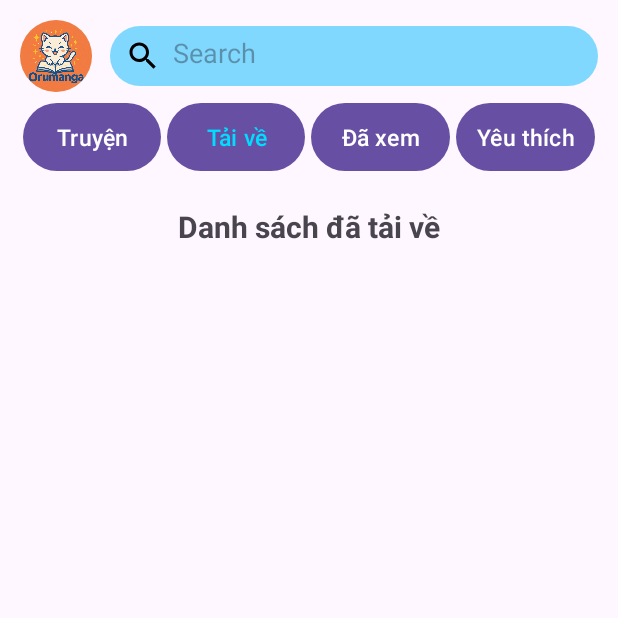
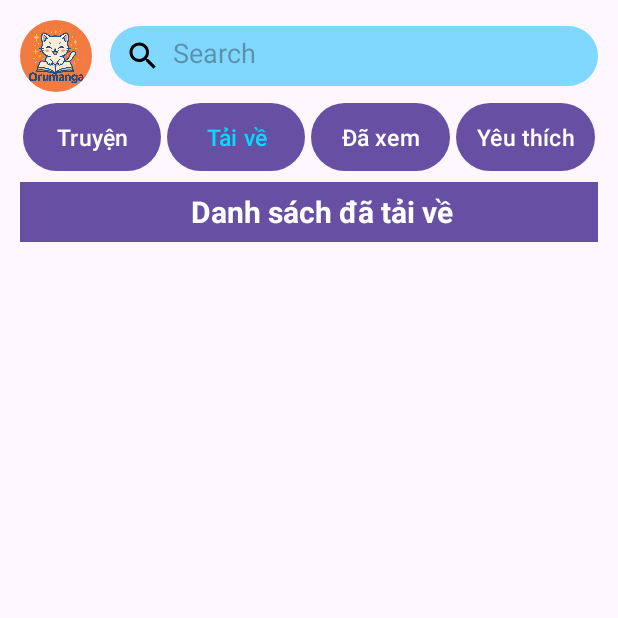
Before and after one commit to anhkiet-dao/Project, an Android app: the screen it shows after launch once a user with an empty profile is signed in (MyList), after a tap on "Tải về", on a phone screen of 412 x 824 dp, the top half of it. Run offline under Robolectric (Android 15) with nearby library versions, the light colour scheme and no system bars; our stand-ins replace Firebase (no records; nobody signed in at launch, a user with empty details on screens opened directly); pictures from the network do not load.

Commit message:
update 20/11/2025

```diff
--- a/app/src/main/res/layout/activity_downloaded_list.xml
+++ b/app/src/main/res/layout/activity_downloaded_list.xml
@@ -1,20 +1,28 @@
 <?xml version="1.0" encoding="utf-8"?>
-<LinearLayout
-    xmlns:android="http://schemas.android.com/apk/res/android"
+<LinearLayout xmlns:android="http://schemas.android.com/apk/res/android"
+    xmlns:app="http://schemas.android.com/apk/res-auto"
     android:orientation="vertical"
     android:layout_width="match_parent"
-    android:layout_height="match_parent"
-    android:padding="16dp">
+    android:layout_height="match_parent">
 
-    <TextView
-        android:id="@+id/txtDownloadedTitle"
-        android:layout_width="wrap_content"
-        android:layout_height="wrap_content"
-        android:text="Danh sách đã tải về"
-        android:textSize="20sp"
-        android:textStyle="bold"
-        android:layout_gravity="center_horizontal"
-        android:paddingBottom="16dp"/>
+    <com.google.android.material.appbar.MaterialToolbar
+        android:id="@+id/toolbar"
+        android:layout_width="match_parent"
+        android:layout_height="40dp"
+        android:background="?attr/colorPrimary"
+        app:titleTextColor="@android:color/white"
+        app:popupTheme="@style/ThemeOverlay.MaterialComponents.Light" >
+
+        <TextView
+            android:layout_width="match_parent"
+            android:layout_height="wrap_content"
+            android:text="Danh sách đã tải về"
+            android:gravity="center"
+            android:textSize="20sp"
+            android:textStyle="bold"
+            android:textColor="@color/white" />
+
+    </com.google.android.material.appbar.MaterialToolbar>
 
     <androidx.recyclerview.widget.RecyclerView
         android:id="@+id/rvDownloadedPdfs"
--- a/app/src/main/res/layout/activity_list.xml
+++ b/app/src/main/res/layout/activity_list.xml
@@ -4,8 +4,7 @@
     xmlns:app="http://schemas.android.com/apk/res-auto"
     android:layout_width="match_parent"
     android:layout_height="match_parent"
-    android:background="#F5F5F5"
-    tools:context=".Story.ListActivity">
+    android:background="#F5F5F5">
 
     <com.google.android.material.appbar.MaterialToolbar
         android:id="@+id/toolbar"
```
Also changed, not shown: app/src/main/java/com/example/do_an/application/DownloadManager.java (+11 -8 lines), app/src/main/java/com/example/do_an/application/DownloadedPdfAdapter.java (+78 -11 lines), app/src/main/java/com/example/do_an/application/ReadActivity.java (+3 -13 lines), app/src/main/res/drawable/bg_button.xml (added, +9 -0 lines), app/src/main/res/drawable/bg_button1.xml (added, +9 -0 lines), app/src/main/res/drawable/bg_dialog.xml (added, +10 -0 lines), app/src/main/res/layout/activity_reading.xml (+19 -8 lines), app/src/main/res/layout/item_confirm_delete.xml (added, +51 -0 lines), app/src/main/res/layout/item_pdf.xml (+16 -1 lines).
